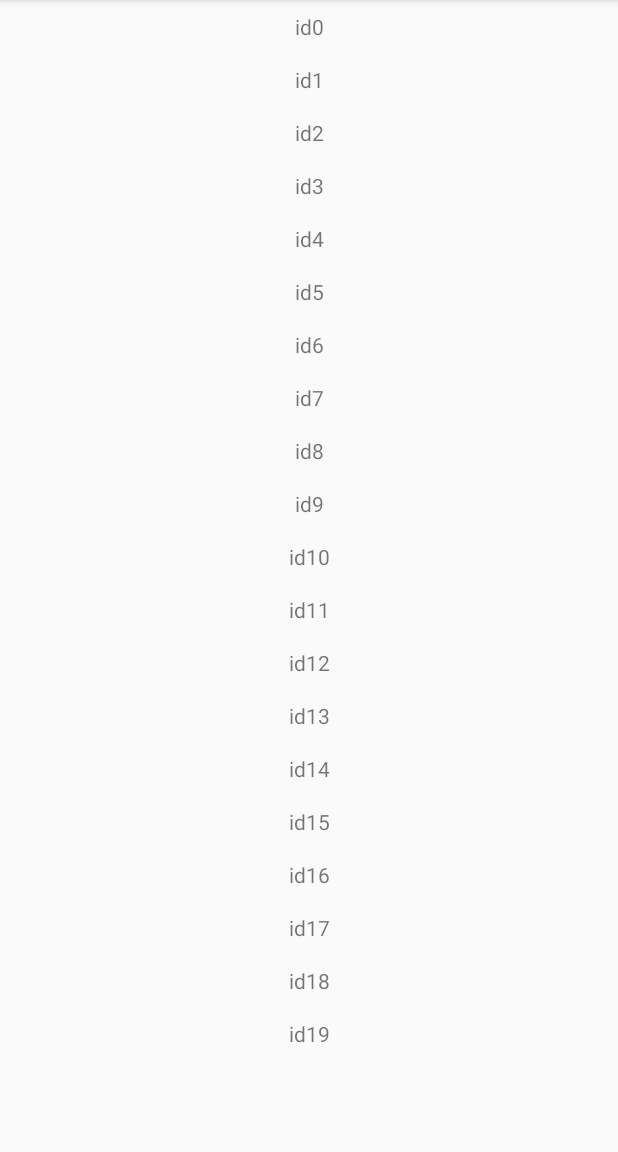
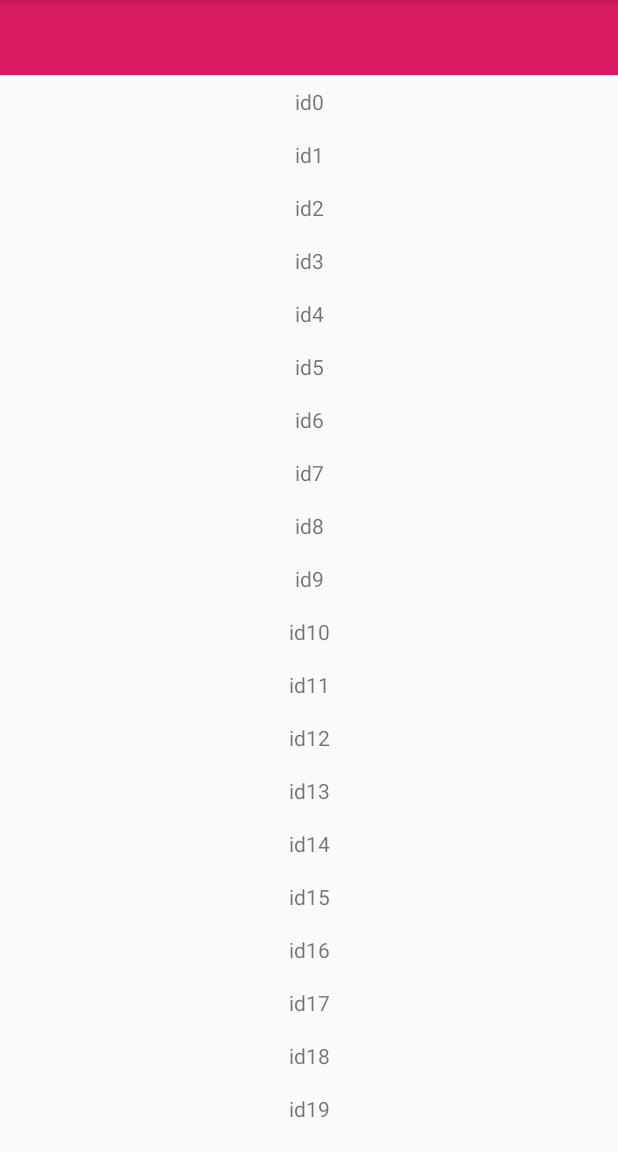
Before and after one commit to wwqby/SwipeRecyclerView, an Android app: the screen it shows after launch (MainActivity), on a phone screen of 412 x 824 dp, the part 84-1236 px from its top. Run offline under Robolectric (Android 15) with nearby library versions, the phone set to English and light mode, and no system bars.

```diff
--- a/app/src/main/res/layout/activity_main.xml
+++ b/app/src/main/res/layout/activity_main.xml
@@ -6,14 +6,23 @@
     android:layout_height="match_parent"
     tools:context=".MainActivity">
 
+    <View
+        android:id="@+id/view2"
+        android:layout_width="match_parent"
+        android:layout_height="50dp"
+        android:background="@color/colorAccent"
+        app:layout_constraintEnd_toEndOf="parent"
+        app:layout_constraintStart_toStartOf="parent"
+        app:layout_constraintTop_toTopOf="parent" />
+
     <zy.example.com.swiperecyclerview.SwipeView
         android:id="@+id/swipe_view"
         android:layout_width="match_parent"
-        android:layout_height="match_parent"
+        android:layout_height="0dp"
         app:layout_constraintBottom_toBottomOf="parent"
         app:layout_constraintEnd_toEndOf="parent"
         app:layout_constraintStart_toStartOf="parent"
-        app:layout_constraintTop_toTopOf="parent">
+        app:layout_constraintTop_toBottomOf="@+id/view2">
 
     </zy.example.com.swiperecyclerview.SwipeView>
 
```
Also changed, not shown: app/src/main/java/zy/example/com/swiperecyclerview/SwipeView.java (+23 -8 lines).
